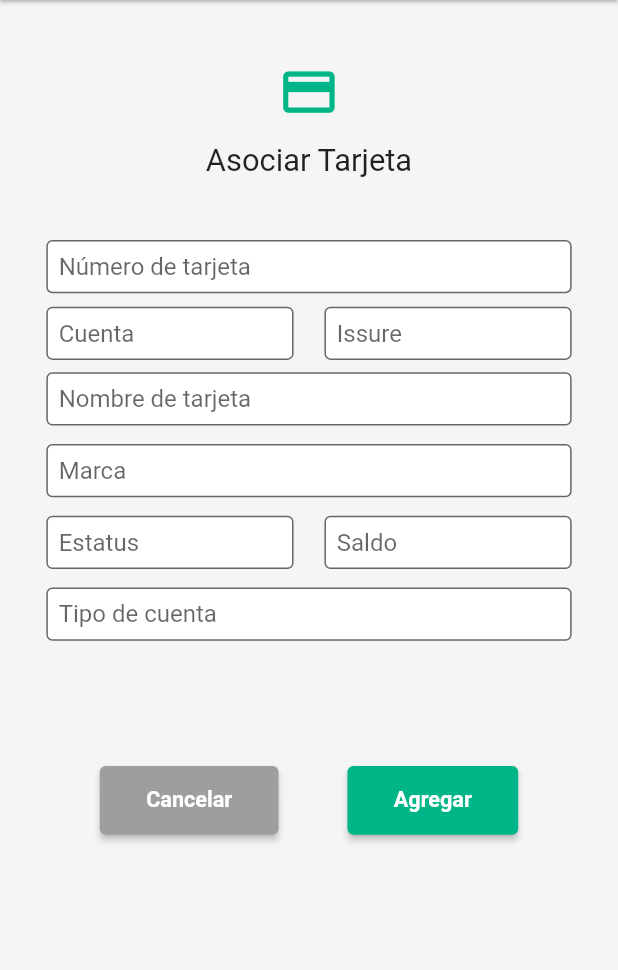
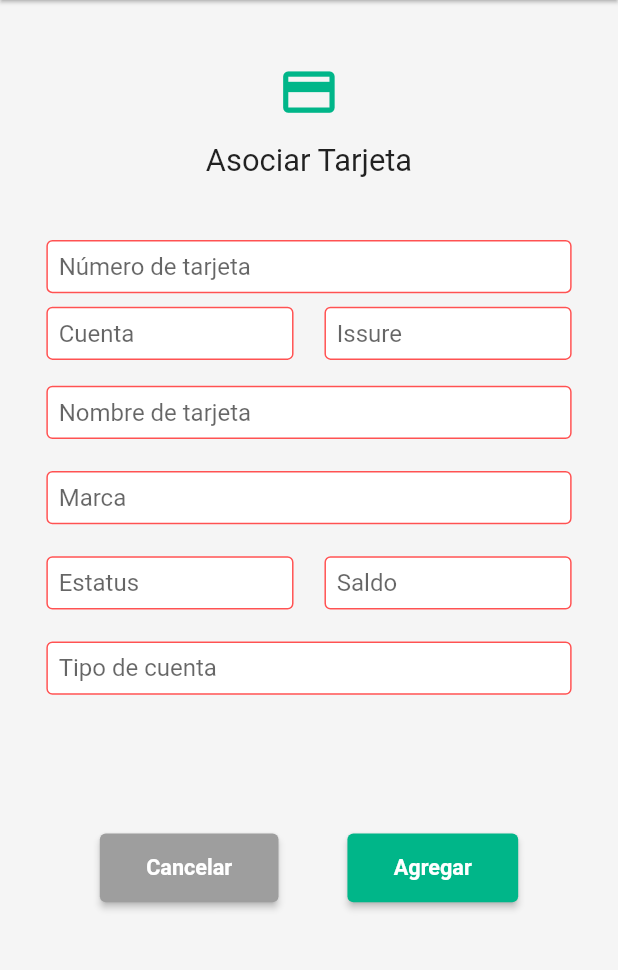
Before and after one commit to JonathanGalaviz/test-bankapp-android-endcom, a Flutter app: the FormPage screen opened directly, after a tap on "Agregar", on a phone screen of 412 x 824 dp, the part 84-1054 px from its top. Run offline on Flutter 3.47's test engine with Material 2 defaults, Android fonts, the phone set to English and light mode, and no system bars; our stand-ins replace dio; network calls fail.

Commit message:
Funcionalidad JSON

```diff
--- /dev/null
+++ b/lib/src/models/new_credit_card_model.dart
@@ -0,0 +1,41 @@
+class NewCreditCard {
+  String? number;
+  String? account;
+  String? issure;
+  String? name;
+  String? brand;
+  String? status;
+  String? balance;
+  String? type;
+
+  NewCreditCard(
+      {this.number,
+      this.account,
+      this.issure,
+      this.name,
+      this.brand,
+      this.status,
+      this.balance,
+      this.type});
+
+  factory NewCreditCard.fromJson(Map<String, dynamic> json) => NewCreditCard(
+      number: json['tarjeta'].toString(),
+      account: json['cuenta'],
+      issure: json['issure'],
+      name: json['nombre'],
+      brand: json['marca'],
+      status: json['estatus'],
+      balance: json['saldo'],
+      type: json['tipo']);
+
+  Map<String, dynamic> toJson() => {
+        'tarjeta': number,
+        'cuenta': account,
+        'issure': issure,
+        'nombre': name,
+        'marca': brand,
+        'estatus': status,
+        'saldo': balance,
+        'tipo': type
+      };
+}
--- a/lib/src/services/bankapp_service.dart
+++ b/lib/src/services/bankapp_service.dart
@@ -36,7 +36,6 @@ class BankService {
   Future<Response> getMovements() async {
     try {
       Response response = await dio.get('movimientos');
-      print(response.data);
       return response;
     } on DioError catch (e) {
       return e.response!;
--- a/lib/src/ui/form_page.dart
+++ b/lib/src/ui/form_page.dart
@@ -1,5 +1,6 @@
 import 'package:flutter/material.dart';
 import 'package:flutter/services.dart';
+import 'package:test_bankapp_android_endcom/src/models/new_credit_card_model.dart';
 import 'package:test_bankapp_android_endcom/src/ui/widgets/appbar_widget.dart';
 import 'package:test_bankapp_android_endcom/src/ui/widgets/button_widget.dart';
 import 'package:test_bankapp_android_endcom/src/ui/widgets/input_widget.dart';
@@ -12,6 +13,7 @@ class FormPage extends StatefulWidget {
 }
 
 class _FormPageState extends State<FormPage> {
+  GlobalKey<FormState> key = GlobalKey();
   TextEditingController numberCardController = TextEditingController();
   TextEditingController accountController = TextEditingController();
   TextEditingController issureController = TextEditingController();
@@ -20,6 +22,24 @@ class _FormPageState extends State<FormPage> {
   TextEditingController statusController = TextEditingController();
   TextEditingController balanceController = TextEditingController();
   TextEditingController accountTypeController = TextEditingController();
+
+  @override
+  void dispose() {
+    numberCardController.dispose();
+    accountController.dispose();
+    issureController.dispose();
+    nameController.dispose();
+    brandController.dispose();
+    statusController.dispose();
+    balanceController.dispose();
+    accountTypeController.dispose();
+    super.dispose();
+  }
+
+  @override
+  void initState() {
+    super.initState();
+  }
 
   @override
   Widget build(BuildContext context) {
@@ -41,11 +61,16 @@ class _FormPageState extends State<FormPage> {
                 Text('Asociar Tarjeta',
                     style: TextStyle(fontSize: size.width * .05))
               ])),
+          Form(
+              key: key,
+              child: Column(children: [
                 InputWidget(
                     textInputFormatter: <TextInputFormatter>[
                       FilteringTextInputFormatter.digitsOnly
                     ],
                     maxLength: 16,
+                    validator: (String? value) =>
+                        numberCardController.text.isEmpty ? "" : null,
                     controller: numberCardController,
                     textCapitalization: TextCapitalization.none,
                     keyboardType: TextInputType.number,
@@ -58,6 +83,8 @@ class _FormPageState extends State<FormPage> {
                         mainAxisAlignment: MainAxisAlignment.spaceBetween,
                         children: [
                           InputWidget(
+                              validator: (String? value) =>
+                                  accountController.text.isEmpty ? "" : null,
                               controller: accountController,
                               textCapitalization: TextCapitalization.words,
                               keyboardType: TextInputType.text,
@@ -65,6 +92,8 @@ class _FormPageState extends State<FormPage> {
                               valueSize: .4,
                               text: 'Cuenta'),
                           InputWidget(
+                              validator: (String? value) =>
+                                  issureController.text.isEmpty ? "" : null,
                               controller: issureController,
                               textCapitalization: TextCapitalization.words,
                               keyboardType: TextInputType.text,
@@ -74,6 +103,8 @@ class _FormPageState extends State<FormPage> {
                         ])),
                 SizedBox(height: size.width * .02),
                 InputWidget(
+                    validator: (String? value) =>
+                        nameController.text.isEmpty ? "" : null,
                     controller: nameController,
                     textCapitalization: TextCapitalization.words,
                     keyboardType: TextInputType.text,
@@ -82,6 +113,8 @@ class _FormPageState extends State<FormPage> {
                     text: 'Nombre de tarjeta'),
                 SizedBox(height: size.width * .03),
                 InputWidget(
+                    validator: (String? value) =>
+                        brandController.text.isEmpty ? "" : null,
                     controller: brandController,
                     textCapitalization: TextCapitalization.none,
                     keyboardType: TextInputType.text,
@@ -95,6 +128,8 @@ class _FormPageState extends State<FormPage> {
                         mainAxisAlignment: MainAxisAlignment.spaceBetween,
                         children: [
                           InputWidget(
+                              validator: (String? value) =>
+                                  statusController.text.isEmpty ? "" : null,
                               controller: statusController,
                               textCapitalization: TextCapitalization.none,
                               keyboardType: TextInputType.text,
@@ -102,6 +137,8 @@ class _FormPageState extends State<FormPage> {
                               valueSize: .4,
                               text: 'Estatus'),
                           InputWidget(
+                              validator: (String? value) =>
+                                  balanceController.text.isEmpty ? "" : null,
                               controller: balanceController,
                               textCapitalization: TextCapitalization.none,
                               keyboardType: TextInputType.number,
@@ -111,12 +148,15 @@ class _FormPageState extends State<FormPage> {
                         ])),
                 SizedBox(height: size.width * .03),
                 InputWidget(
+                    validator: (String? value) =>
+                        accountTypeController.text.isEmpty ? "" : null,
                     controller: accountTypeController,
                     textCapitalization: TextCapitalization.none,
                     keyboardType: TextInputType.text,
                     textInputAction: TextInputAction.done,
                     valueSize: .85,
-              text: 'Tipo de cuenta'),
+                    text: 'Tipo de cuenta')
+              ])),
           SizedBox(height: size.width * .2),
           SizedBox(
               width: size.width * .9,
@@ -131,9 +171,32 @@ class _FormPageState extends State<FormPage> {
                     ButtonWidget().showButton(
                         title: 'Agregar',
                         color: const Color(0xff00b689),
-                        onTap: () {},
+                        onTap: () => submit(),
                         context: context)
                   ]))
         ])));
   }
+
+  submit() {
+    if (key.currentState!.validate()) {
+      NewCreditCard creditCard = NewCreditCard(
+          number: numberCardController.text,
+          account: accountController.text,
+          issure: issureController.text,
+          name: nameController.text,
+          brand: brandController.text,
+          status: statusController.text,
+          balance: balanceController.text,
+          type: accountTypeController.text);
+      FocusScope.of(context).requestFocus(FocusNode());
+      showDialog(
+          context: context,
+          builder: (_) => AlertDialog(
+              title: const Center(child: Text('JSON')),
+              content: SingleChildScrollView(
+                  physics: const BouncingScrollPhysics(),
+                  child: Column(
+                      children: [Text(creditCard.toJson().toString())]))));
     }
+  }
+}
--- a/lib/src/ui/home_page.dart
+++ b/lib/src/ui/home_page.dart
@@ -16,10 +16,6 @@ class HomePage extends StatefulWidget {
 }
 
 class _HomePageState extends State<HomePage> {
-  void initState() {
-    super.initState();
-  }
-
   @override
   Widget build(BuildContext context) {
     Size size = MediaQuery.of(context).size;
--- a/lib/src/ui/widgets/button_widget.dart
+++ b/lib/src/ui/widgets/button_widget.dart
@@ -8,7 +8,7 @@ class ButtonWidget {
       required BuildContext context}) {
     Size size = MediaQuery.of(context).size;
     return ElevatedButton(
-      onPressed: () {},
+      onPressed: onTap,
       style: ElevatedButton.styleFrom(
           primary: color,
           padding: EdgeInsets.symmetric(
--- a/lib/src/ui/widgets/input_widget.dart
+++ b/lib/src/ui/widgets/input_widget.dart
@@ -3,7 +3,9 @@ import 'package:flutter/services.dart';
 
 class InputWidget extends StatefulWidget {
   final List<TextInputFormatter>? textInputFormatter;
+
   final int? maxLength;
+  final String? Function(String?)? validator;
   final TextEditingController? controller;
   final String text;
   final TextCapitalization textCapitalization;
@@ -14,6 +16,7 @@ class InputWidget extends StatefulWidget {
       {Key? key,
       this.textInputFormatter,
       this.maxLength,
+      this.validator,
       required this.controller,
       required this.text,
       required this.textCapitalization,
@@ -33,9 +36,10 @@ class _InputWidgetState extends State<InputWidget> {
     return Center(
         child: SizedBox(
             width: size.width * widget.valueSize,
-            child: TextField(
+            child: TextFormField(
                 cursorColor: const Color(0xff00b689),
                 controller: widget.controller,
+                validator: widget.validator,
                 textCapitalization: widget.textCapitalization,
                 keyboardType: widget.keyboardType,
                 textInputAction: TextInputAction.next,
@@ -47,9 +51,17 @@ class _InputWidgetState extends State<InputWidget> {
                     contentPadding: EdgeInsets.all(size.width * .02),
                     hintText: widget.text,
                     isDense: true,
-                    hoverColor: Color(0xff00b689),
+                    errorStyle: const TextStyle(
+                        color: Colors.red, fontSize: 0, height: 0),
+                    hoverColor: const Color(0xff00b689),
                     focusColor: const Color(0xff00b689),
                     counterStyle: const TextStyle(fontSize: 0),
+                    focusedErrorBorder: const OutlineInputBorder(
+                        borderSide:
+                            BorderSide(width: 1, color: Colors.redAccent)),
+                    errorBorder: const OutlineInputBorder(
+                        borderSide:
+                            BorderSide(width: 1, color: Colors.redAccent)),
                     focusedBorder: const OutlineInputBorder(
                         borderSide:
                             BorderSide(width: 1, color: Color(0xff00b689))),
```
Lines whose indentation alone changed are shown as unchanged.
